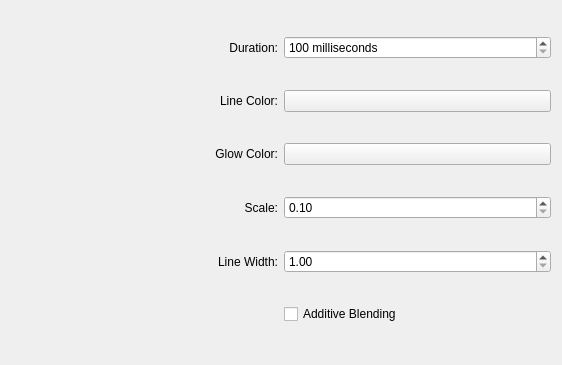
The window that kwin/hexagon/config.ui (Schneegans/Burn-My-Windows) describes before a commit, drawn with Qt 5.
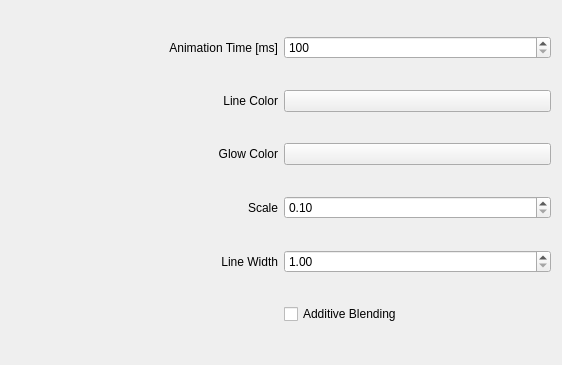
The same window after the commit. Custom widgets are drawn as their Qt base class.

```diff
--- a/kwin/hexagon/config.ui
+++ b/kwin/hexagon/config.ui
@@ -20,7 +20,7 @@
             <item row="1" column="0">
                 <widget class="QLabel" name="label_2">
                     <property name="text">
-                        <string>Line Color:</string>
+                        <string>Line Color</string>
                     </property>
                     <property name="alignment">
                         <set>Qt::AlignRight|Qt::AlignTrailing|Qt::AlignVCenter</set>
@@ -49,9 +49,6 @@
             </item>
             <item row="0" column="1">
                 <widget class="QSpinBox" name="kcfg_Duration">
-                    <property name="suffix">
-                        <string> milliseconds</string>
-                    </property>
                     <property name="minimum">
                         <number>100</number>
                     </property>
@@ -66,7 +63,7 @@
             <item row="2" column="0">
                 <widget class="QLabel" name="label_4">
                     <property name="text">
-                        <string>Glow Color:</string>
+                        <string>Glow Color</string>
                     </property>
                     <property name="alignment">
                         <set>Qt::AlignRight|Qt::AlignTrailing|Qt::AlignVCenter</set>
@@ -76,7 +73,7 @@
             <item row="4" column="0">
                 <widget class="QLabel" name="label_5">
                     <property name="text">
-                        <string>Line Width:</string>
+                        <string>Line Width</string>
                     </property>
                     <property name="alignment">
                         <set>Qt::AlignRight|Qt::AlignTrailing|Qt::AlignVCenter</set>
@@ -86,7 +83,7 @@
             <item row="0" column="0">
                 <widget class="QLabel" name="label">
                     <property name="text">
-                        <string>Duration:</string>
+                        <string>Animation Time [ms]</string>
                     </property>
                     <property name="alignment">
                         <set>Qt::AlignRight|Qt::AlignTrailing|Qt::AlignVCenter</set>
@@ -96,7 +93,7 @@
             <item row="3" column="0">
                 <widget class="QLabel" name="label_3">
                     <property name="text">
-                        <string>Scale:</string>
+                        <string>Scale</string>
                     </property>
                     <property name="alignment">
                         <set>Qt::AlignRight|Qt::AlignTrailing|Qt::AlignVCenter</set>
```
